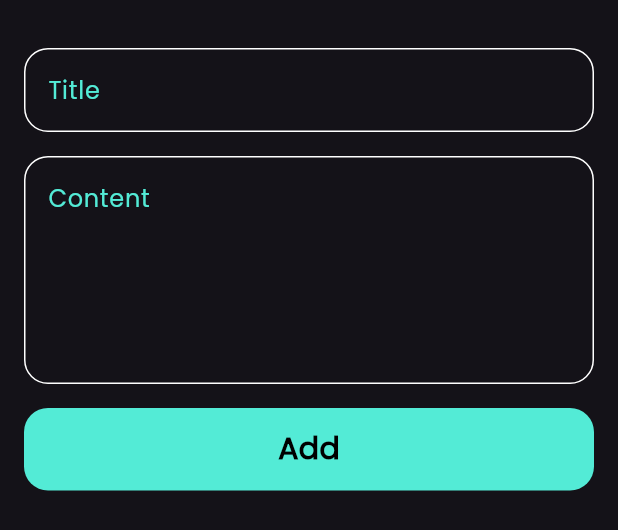
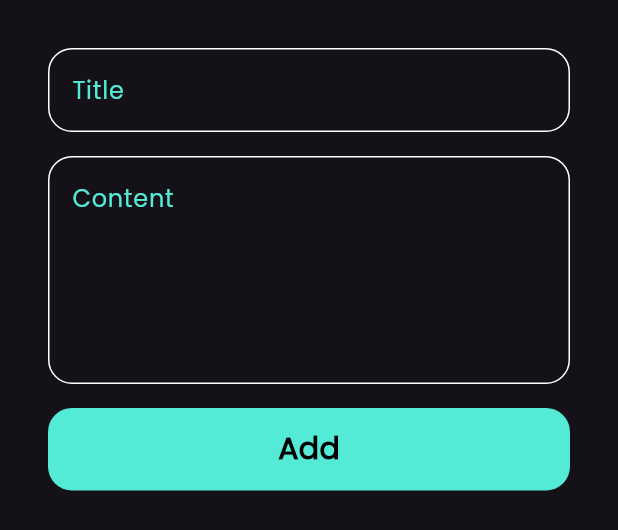
Before and after one commit to abdulla662/notes_app, a Flutter app: the Add_note_bottom_sheet widget shown alone on an empty page, opened directly, on a phone screen of 412 x 824 dp. Shown: the top 530 px of the screen. Run offline on Flutter 3.47's test engine with Material 3 defaults, Android fonts, the phone set to English and light mode, and no system bars; drawn by our look-alikes of modal_progress_hud_nsn; our stand-ins replace bloc, flutter_bloc, fluttertoast, font_awesome_flutter, hive, hive_flutter; accounts and stored records are empty.

```diff
--- a/lib/views/widgets/Custom_button.dart
+++ b/lib/views/widgets/Custom_button.dart
@@ -2,8 +2,9 @@ import 'package:flutter/material.dart';
 import 'package:notes_app/Constants.dart';
 
 class Custom_Buttom extends StatelessWidget {
-  const Custom_Buttom({super.key, this.ontap});
+  const Custom_Buttom({super.key, this.ontap, this.isloading = false});
   final void Function()? ontap;
+  final bool isloading;
   @override
   Widget build(BuildContext context) {
     return GestureDetector(
@@ -13,12 +14,22 @@ class Custom_Buttom extends StatelessWidget {
         height: 55,
         decoration: BoxDecoration(
             color: kPrimaryColor, borderRadius: BorderRadius.circular(16)),
-        child: const Center(
-          child: Text(
-            "Add",
-            style: TextStyle(
-                color: Colors.black, fontSize: 20, fontWeight: FontWeight.bold),
-          ),
+        child: Center(
+          child: isloading
+              ? SizedBox(
+                  height: 24,
+                  width: 24,
+                  child: const CircularProgressIndicator(
+                    color: Colors.black,
+                  ),
+                )
+              : const Text(
+                  "Add",
+                  style: TextStyle(
+                      color: Colors.black,
+                      fontSize: 20,
+                      fontWeight: FontWeight.bold),
+                ),
         ),
       ),
     );
--- a/lib/views/widgets/Modal_Bottom_Sheet.dart
+++ b/lib/views/widgets/Modal_Bottom_Sheet.dart
@@ -35,9 +35,14 @@ class Add_note_bottom_sheet extends StatelessWidget {
               }
             },
             builder: (context, state) {
-              return ModalProgressHUD(
-                  inAsyncCall: state is AddNoteLoading ? true : false,
-                  child: add_note_form());
+              return AbsorbPointer(
+                absorbing: state is AddNoteLoading ? true : false,
+                child: Padding(
+                    padding: EdgeInsets.symmetric(horizontal: 16),
+                    child: SingleChildScrollView(
+                      child: add_note_form(),
+                    )),
+              );
             },
           ),
         ),
--- a/lib/views/widgets/add_note_formState.dart
+++ b/lib/views/widgets/add_note_formState.dart
@@ -47,7 +47,10 @@ class _add_note_formState extends State<add_note_form> {
           SizedBox(
             height: 16,
           ),
-          Custom_Buttom(
+          BlocBuilder<AddNoteCubit, AddNoteState>(
+            builder: (context, state) {
+              return Custom_Buttom(
+                isloading: state is AddNoteLoading ? true : false,
                 ontap: () {
                   if (formkey.currentState!.validate()) {
                     formkey.currentState!.save();
@@ -61,6 +64,8 @@ class _add_note_formState extends State<add_note_form> {
                     autovalidateMode = AutovalidateMode.always;
                   }
                 },
+              );
+            },
           )
         ],
       ),
```
Lines whose indentation alone changed are shown as unchanged.
